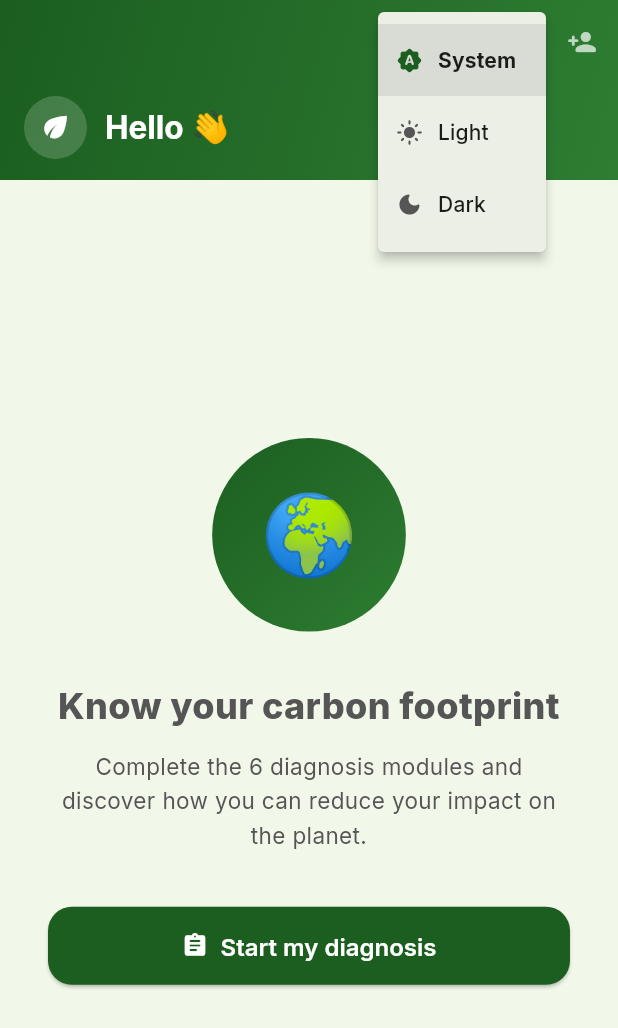
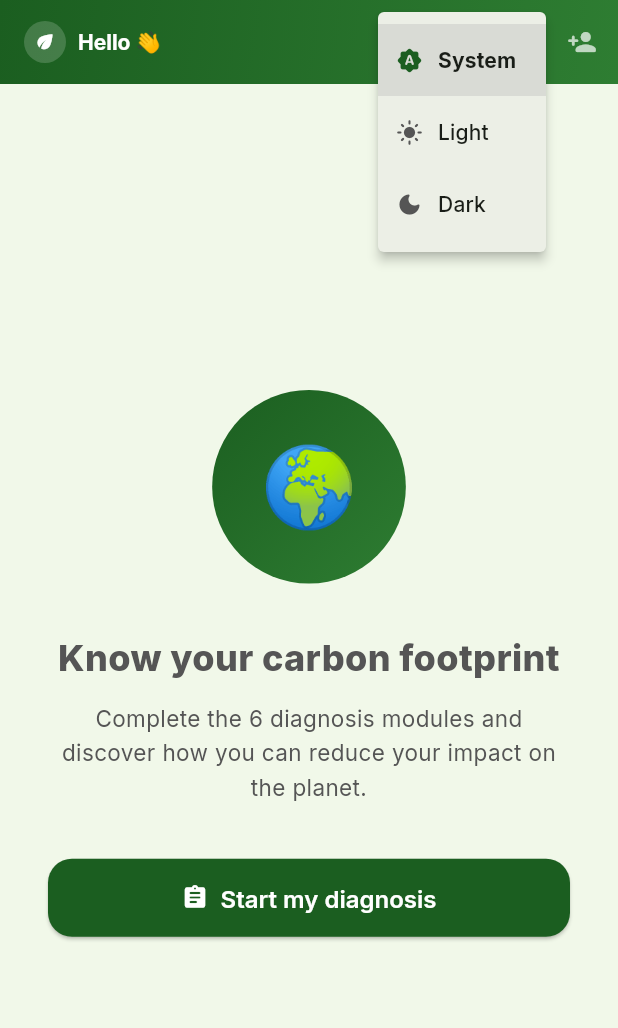
Before and after one commit to yesithv/FootCarbonPrint-App, a Flutter app: the HomeScreen screen opened directly, after a tap on the "brightness auto" icon, on a phone screen of 412 x 824 dp. Shown: the top 1028 px of the screen. Run offline on Flutter 3.47's test engine with Material 3 defaults, Android fonts, the phone set to English and light mode, and no system bars; our stand-ins replace confetti, fl_chart, google_fonts, image_picker, shared_preferences; missing offline and left inert: dart:html, dart:js, dart:js_util; accounts and stored records are empty.

Commit message:
Home: barra superior compacta sin expansión al hacer scroll
Al volver al inicio del scroll, la cabecera se expandía a 120 px dejando
una franja verde vacía sobre el saludo. La barra ahora es fija y compacta
(saludo + avatar como título, gradiente de fondo), igual que su estado
colapsado. En dashboard y módulos se añade stretch al SliverAppBar para
que el rebote de iOS estire el fondo en vez de abrir un hueco.

Co-Authored-By: Claude Fable 5 <noreply@anthropic.com>
Claude-Session: https://claude.ai/code/session_01ETjRpxJPBThRWVQfi12RbB

```diff
--- a/lib/screens/dashboard/dashboard_screen.dart
+++ b/lib/screens/dashboard/dashboard_screen.dart
@@ -151,6 +151,7 @@ class _AppBarSliver extends StatelessWidget {
     return SliverAppBar(
       expandedHeight: 200,
       pinned: true,
+      stretch: true,
       automaticallyImplyLeading: false,
       backgroundColor: color,
       actions: [
--- a/lib/screens/home/home_screen.dart
+++ b/lib/screens/home/home_screen.dart
@@ -232,10 +232,12 @@ class _HomeAppBar extends StatelessWidget {
     final greeting =
         userName.isNotEmpty ? l10n.greetingWithName(userName) : l10n.greetingEmpty;
 
+    // Compact pinned bar: no expanded height, so scrolling back to the top
+    // never opens an empty stretch of header above the greeting.
     return SliverAppBar(
-      expandedHeight: 120,
       pinned: true,
       automaticallyImplyLeading: false,
+      centerTitle: false,
       backgroundColor: AppColors.primary,
       actions: [
         const _ThemeMenuButton(),
@@ -249,8 +251,6 @@ class _HomeAppBar extends StatelessWidget {
           tooltip: userName.isEmpty ? l10n.addYourName : l10n.nameDialogTitle,
         ),
       ],
-      flexibleSpace: FlexibleSpaceBar(
-        titlePadding: const EdgeInsets.fromLTRB(16, 0, 72, 14),
       title: Row(
         mainAxisSize: MainAxisSize.min,
         children: [
@@ -280,13 +280,12 @@ class _HomeAppBar extends StatelessWidget {
           ),
         ],
       ),
-        background: Container(
+      flexibleSpace: Container(
         decoration: const BoxDecoration(
           gradient: LinearGradient(
             colors: [AppColors.primary, Color(0xFF2E7D32)],
             begin: Alignment.topLeft,
             end: Alignment.bottomRight,
-            ),
           ),
         ),
       ),
@@ -311,7 +310,7 @@ class _HomeContent extends StatelessWidget {
       slivers: [
         _HomeAppBar(userName: provider.userName, onEditName: onEditName),
         SliverPadding(
-          padding: const EdgeInsets.fromLTRB(20, 0, 20, 32),
+          padding: const EdgeInsets.fromLTRB(20, 16, 20, 32),
           sliver: SliverList(
             delegate: SliverChildListDelegate([
               _HomeSummaryCard(provider: provider),
--- a/lib/widgets/module_scaffold.dart
+++ b/lib/widgets/module_scaffold.dart
@@ -30,6 +30,7 @@ class ModuleScaffold extends StatelessWidget {
           SliverAppBar(
             expandedHeight: 140,
             pinned: true,
+            stretch: true,
             backgroundColor: color,
             leading: IconButton(
               onPressed: () => Navigator.pop(context),
```
Lines whose indentation alone changed are shown as unchanged.
